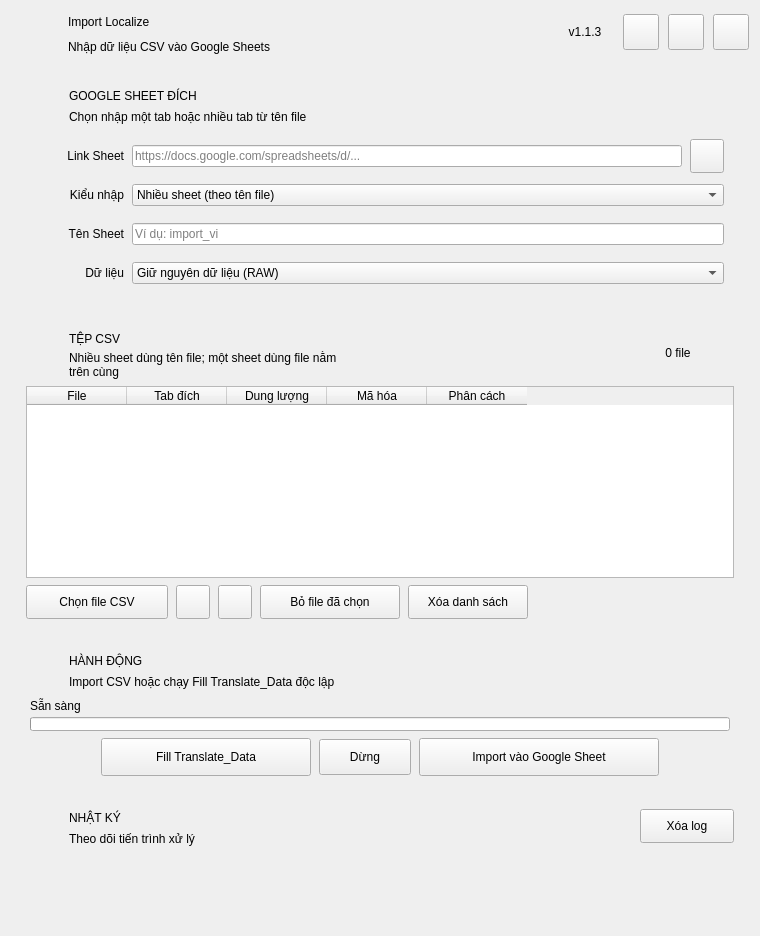
Qt form src/import_localize/ui/forms/main_window.ui (longnguy3n/Import-Localize) before a commit.
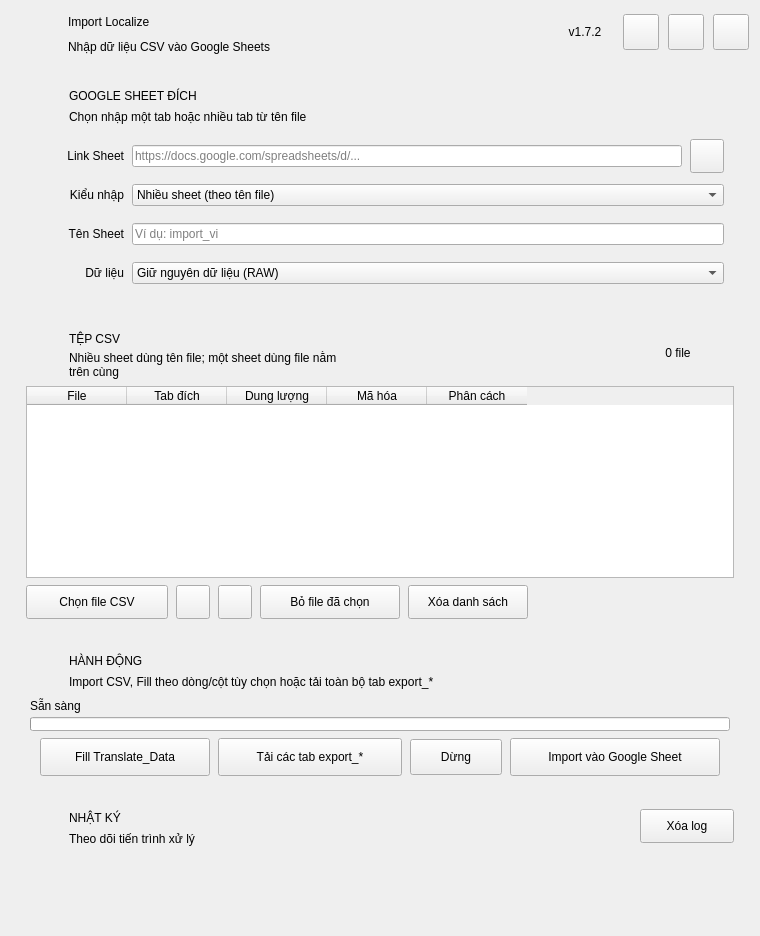
The same form after that commit.

What changed in the file:
```diff
--- a/src/import_localize/ui/forms/main_window.ui
+++ b/src/import_localize/ui/forms/main_window.ui
@@ -175,7 +175,7 @@
          </size>
         </property>
         <property name="text">
-         <string>v1.1.3</string>
+         <string>v1.7.2</string>
         </property>
         <property name="alignment">
          <set>Qt::AlignmentFlag::AlignCenter</set>
@@ -930,6 +930,12 @@
                 </item>
                 <item>
                  <widget class="QLabel" name="actionSubtitleLabel">
+                  <property name="sizePolicy">
+                   <sizepolicy hsizetype="Preferred" vsizetype="Preferred">
+                    <horstretch>1</horstretch>
+                    <verstretch>0</verstretch>
+                   </sizepolicy>
+                  </property>
                   <property name="minimumSize">
                    <size>
                     <width>0</width>
@@ -937,7 +943,7 @@
                    </size>
                   </property>
                   <property name="text">
-                   <string>Import CSV hoặc chạy Fill Translate_Data độc lập</string>
+                   <string>Import CSV, Fill theo dòng/cột tùy chọn hoặc tải toàn bộ tab export_*</string>
                   </property>
                  </widget>
                 </item>
@@ -1026,13 +1032,13 @@
                <widget class="QPushButton" name="fillTranslateDataButton">
                 <property name="minimumSize">
                  <size>
-                  <width>210</width>
+                  <width>170</width>
                   <height>38</height>
                  </size>
                 </property>
                 <property name="maximumSize">
                  <size>
-                  <width>290</width>
+                  <width>230</width>
                   <height>16777215</height>
                  </size>
                 </property>
@@ -1040,7 +1046,29 @@
                  <string>Fill Translate_Data</string>
                 </property>
                 <property name="toolTip">
-                 <string>Sao chép D2:I2 xuống đến hàng dữ liệu cuối theo cột A:C trong tab Translate_Data.</string>
+                 <string>Mở thiết lập để chọn tab, hàng nguồn, các cột cần fill và cột xác định hàng cuối.</string>
+                </property>
+               </widget>
+              </item>
+              <item>
+               <widget class="QPushButton" name="downloadExportTabsButton">
+                <property name="minimumSize">
+                 <size>
+                  <width>184</width>
+                  <height>38</height>
+                 </size>
+                </property>
+                <property name="maximumSize">
+                 <size>
+                  <width>250</width>
+                  <height>16777215</height>
+                 </size>
+                </property>
+                <property name="text">
+                 <string>Tải các tab export_*</string>
+                </property>
+                <property name="toolTip">
+                 <string>Chọn thư mục và tải trực tiếp toàn bộ tab có tên bắt đầu bằng export_ dưới dạng CSV.</string>
                 </property>
                </widget>
               </item>
@@ -1064,13 +1092,13 @@
                <widget class="QPushButton" name="startButton">
                 <property name="minimumSize">
                  <size>
-                  <width>240</width>
+                  <width>210</width>
                   <height>38</height>
                  </size>
                 </property>
                 <property name="maximumSize">
                  <size>
-                  <width>340</width>
+                  <width>300</width>
                   <height>16777215</height>
                  </size>
                 </property>
```
Left out of the diff: 6 changed lines with no effect on the pictures.
